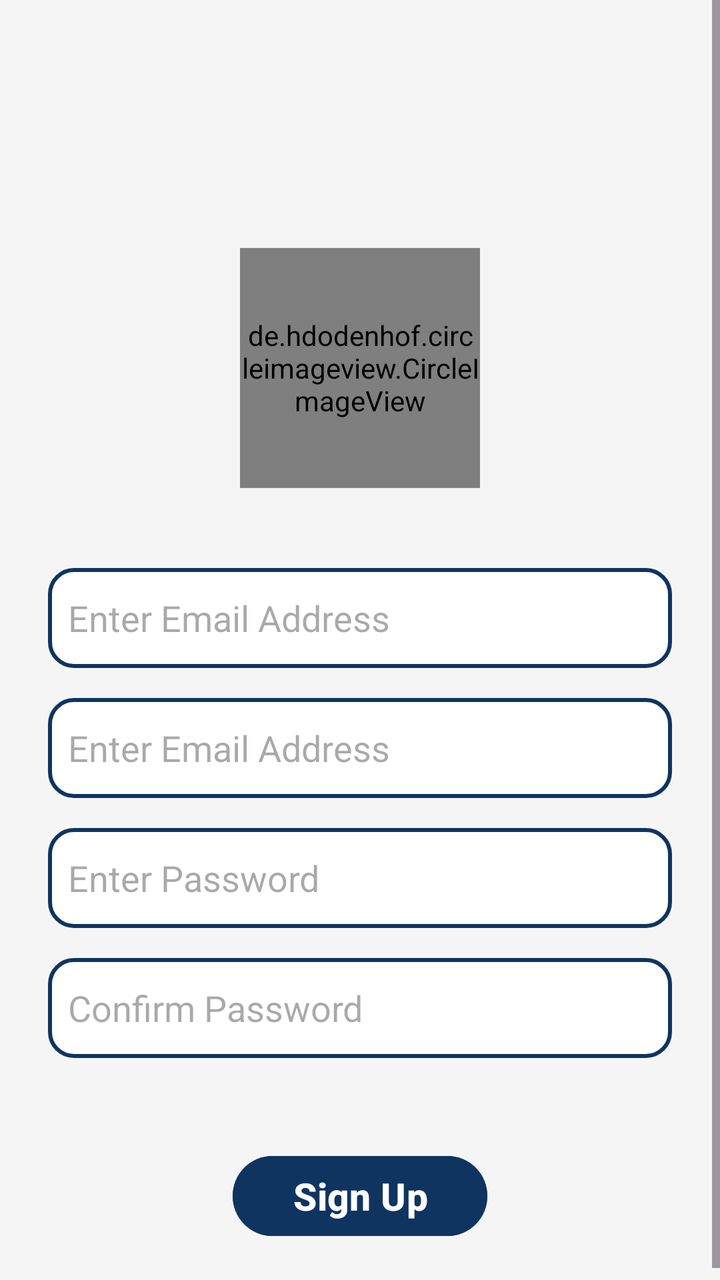
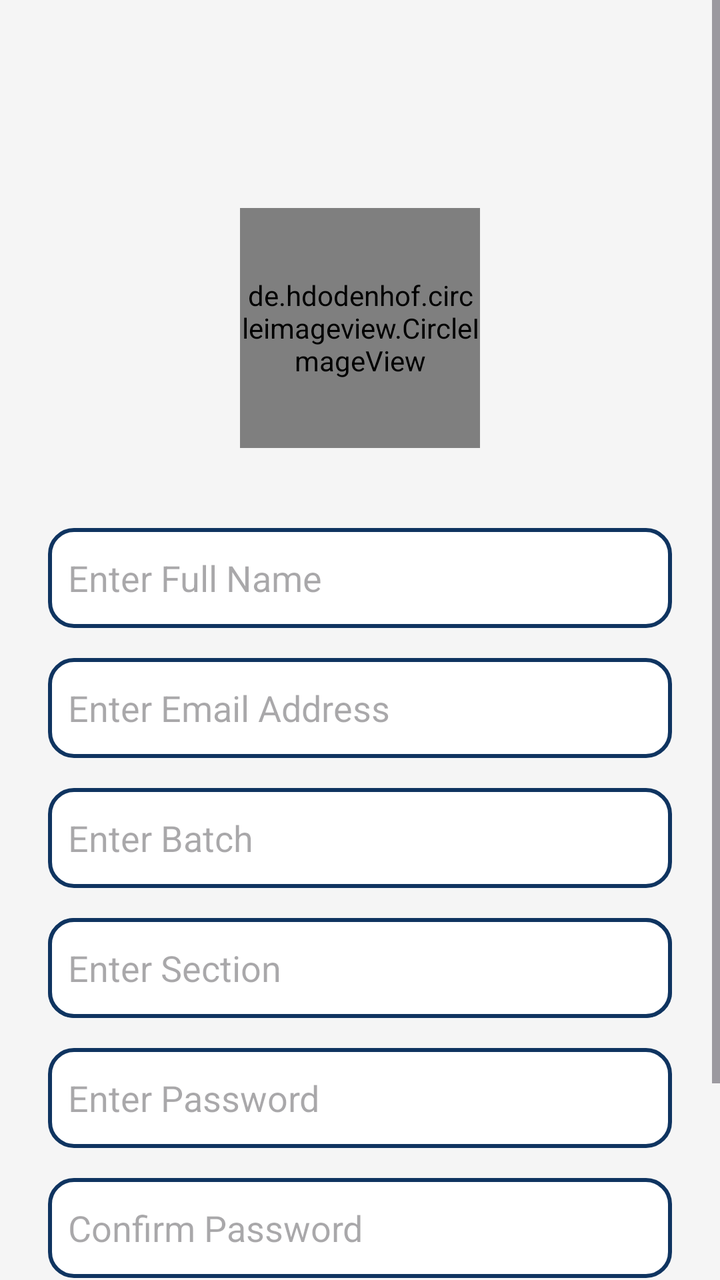

Two renders of the same Android screen: before a commit and after it. Below are the layout's source before the change and the commit's diff.
<!-- AndroidManifest.xml: application theme Theme.FASTable -->
<!-- res/layout/activity_sign_up.xml -->
<?xml version="1.0" encoding="utf-8"?>
<ScrollView xmlns:android="http://schemas.android.com/apk/res/android"
    xmlns:app="http://schemas.android.com/apk/res-auto"
    xmlns:tools="http://schemas.android.com/tools"
    android:layout_width="match_parent"
    android:layout_height="match_parent"
    android:fillViewport="true"
    android:background="#F5F5F5"
    tools:context=".Sign_Up">

    <RelativeLayout
        android:id="@+id/main"
        android:layout_width="match_parent"
        android:layout_height="wrap_content"
        android:padding="24dp"
        tools:ignore="ExtraText">

        
        <de.hdodenhof.circleimageview.CircleImageView
            android:id="@+id/profile_image"
            android:layout_width="120dp"
            android:layout_height="120dp"
            android:src="@drawable/img_demo"
            android:layout_centerHorizontal="true"
            android:layout_marginTop="100dp"
            app:civ_border_width="2dp"
            app:civ_border_color="@android:color/darker_gray" />

        
        <EditText
            android:id="@+id/email1"
            android:layout_width="match_parent"
            android:layout_height="50dp"
            android:hint="Enter Email Address"
            android:background="@drawable/edittext_border"
            android:padding="10dp"
            android:inputType="textEmailAddress"
            android:layout_below="@id/profile_image"
            android:layout_marginTop="40dp"/>

        
        <EditText
            android:id="@+id/email2"
            android:layout_width="match_parent"
            android:layout_height="50dp"
            android:hint="Enter Email Address"
            android:background="@drawable/edittext_border"
            android:padding="10dp"
            android:inputType="textEmailAddress"
            android:layout_below="@id/email1"
            android:layout_marginTop="15dp"/>

        
        <EditText
            android:id="@+id/password"
            android:layout_width="match_parent"
            android:layout_height="50dp"
            android:hint="Enter Password"
            android:background="@drawable/edittext_border"
            android:padding="10dp"
            android:inputType="textPassword"
            android:layout_below="@id/email2"
            android:layout_marginTop="15dp"/>

        
        <EditText
            android:id="@+id/confirm_password"
            android:layout_width="match_parent"
            android:layout_height="50dp"
            android:hint="Confirm Password"
            android:background="@drawable/edittext_border"
            android:padding="10dp"
            android:inputType="textPassword"
            android:layout_below="@id/password"
            android:layout_marginTop="15dp"/>

        
        <Button
            android:id="@+id/btn_signup"
            android:layout_width="wrap_content"
            android:layout_height="wrap_content"
            android:text="Sign Up"
            android:textSize="19sp"
            android:textStyle="bold"
            android:backgroundTint="@color/navy"
            android:textColor="@android:color/white"
            android:paddingLeft="30dp"
            android:paddingRight="30dp"
            android:layout_centerHorizontal="true"
            android:layout_below="@id/confirm_password"
            android:layout_marginTop="45dp"/>
    </RelativeLayout>
</ScrollView>
<!-- resources referenced by this layout -->
<resources>
  <color name="navy">#0F3460</color>
  <!-- drawable edittext_border (drawable) -->
  <?xml version="1.0" encoding="utf-8"?>
  <shape xmlns:tools="http://schemas.android.com/tools"
      xmlns:android="http://schemas.android.com/apk/res/android"
      tools:ignore="ExtraText">
      android:shape="rectangle">
      <solid android:color="@android:color/white" />
      <stroke
          android:width="2dp"
          android:color="#0F3460"/>
      <corners android:radius="12sp" />
      <padding
          android:left="10dp"
          android:top="10dp"
          android:right="10dp"
          android:bottom="10dp" />
  </shape>
  <!-- drawable img_demo: png bitmap (drawable, 35192 bytes) -->
  <style name="Theme.FASTable" parent="Base.Theme.FASTable" />
  <style name="Base.Theme.FASTable" parent="Theme.Material3.DayNight.NoActionBar">
          
          
      </style>
</resources>

<!-- the commit's change to res/layout/activity_sign_up.xml (unified diff, before → after) -->
@@ -22,16 +22,16 @@
             android:layout_height="120dp"
             android:src="@drawable/img_demo"
             android:layout_centerHorizontal="true"
-            android:layout_marginTop="100dp"
+            android:layout_marginTop="80dp"
             app:civ_border_width="2dp"
             app:civ_border_color="@android:color/darker_gray" />
 
         
         <EditText
-            android:id="@+id/email1"
+            android:id="@+id/name"
             android:layout_width="match_parent"
             android:layout_height="50dp"
-            android:hint="Enter Email Address"
+            android:hint="Enter Full Name"
             android:background="@drawable/edittext_border"
             android:padding="10dp"
             android:inputType="textEmailAddress"
@@ -40,14 +40,44 @@
 
         
         <EditText
-            android:id="@+id/email2"
+            android:id="@+id/email"
             android:layout_width="match_parent"
             android:layout_height="50dp"
             android:hint="Enter Email Address"
             android:background="@drawable/edittext_border"
             android:padding="10dp"
             android:inputType="textEmailAddress"
-            android:layout_below="@id/email1"
+            android:layout_below="@id/name"
+            android:layout_marginTop="15dp"/>
+<EditText
+            android:id="@+id/batch"
+            android:layout_width="match_parent"
+            android:layout_height="50dp"
+            android:hint="Enter Batch"
+            android:background="@drawable/edittext_border"
+            android:padding="10dp"
+            android:inputType="textEmailAddress"
+            android:layout_below="@id/email"
+            android:layout_marginTop="15dp"/>
+<EditText
+            android:id="@+id/degree"
+            android:layout_width="match_parent"
+            android:layout_height="50dp"
+            android:hint="Enter Degree"
+            android:background="@drawable/edittext_border"
+            android:padding="10dp"
+            android:inputType="textEmailAddress"
+            android:layout_below="@id/batch"
+            android:layout_marginTop="15dp"/>
+<EditText
+            android:id="@+id/section"
+            android:layout_width="match_parent"
+            android:layout_height="50dp"
+            android:hint="Enter Section"
+            android:background="@drawable/edittext_border"
+            android:padding="10dp"
+            android:inputType="textEmailAddress"
+            android:layout_below="@id/batch"
             android:layout_marginTop="15dp"/>
 
         
@@ -59,7 +89,7 @@
             android:background="@drawable/edittext_border"
             android:padding="10dp"
             android:inputType="textPassword"
-            android:layout_below="@id/email2"
+            android:layout_below="@id/section"
             android:layout_marginTop="15dp"/>
 
         
